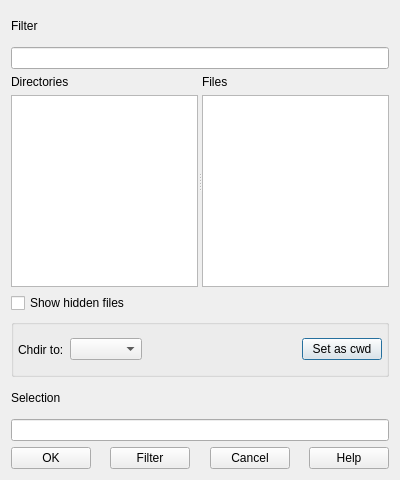
Old version of the form src/qtgui/fileselectiondialog.ui in the repository mariusal/grace.
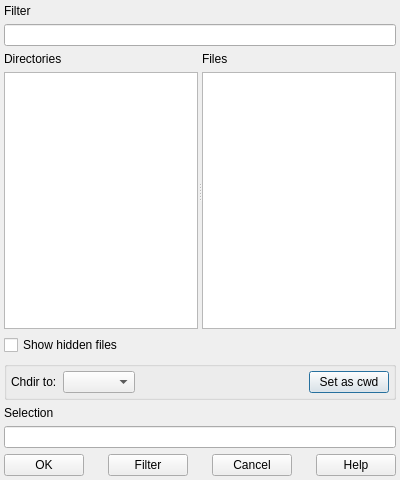
New version of the form.

Commit message: Fixed a vertical expantion bug

```diff
--- a/src/qtgui/fileselectiondialog.ui
+++ b/src/qtgui/fileselectiondialog.ui
@@ -13,8 +13,11 @@
   <property name="windowTitle">
    <string>Grace: </string>
   </property>
-  <layout class="QGridLayout" name="gridLayout">
-   <item row="0" column="0">
+  <layout class="QVBoxLayout" name="verticalLayout_5">
+   <property name="margin">
+    <number>4</number>
+   </property>
+   <item>
     <layout class="QVBoxLayout" name="verticalLayout">
      <item>
       <widget class="QLabel" name="filterLabel">
@@ -28,9 +31,18 @@
      </item>
     </layout>
    </item>
-   <item row="1" column="0">
+   <item>
     <widget class="QSplitter" name="splitter">
-     <widget class="QWidget" name="">
+     <property name="sizePolicy">
+      <sizepolicy hsizetype="Expanding" vsizetype="Expanding">
+       <horstretch>0</horstretch>
+       <verstretch>0</verstretch>
+      </sizepolicy>
+     </property>
+     <property name="orientation">
+      <enum>Qt::Horizontal</enum>
+     </property>
+     <widget class="QWidget" name="layoutWidget">
       <layout class="QVBoxLayout" name="verticalLayout_2">
        <item>
         <widget class="QLabel" name="dirLabel">
@@ -44,7 +56,7 @@
        </item>
       </layout>
      </widget>
-     <widget class="QWidget" name="">
+     <widget class="QWidget" name="layoutWidget">
       <layout class="QVBoxLayout" name="verticalLayout_3">
        <item>
         <widget class="QLabel" name="filesLabel">
@@ -60,14 +72,14 @@
      </widget>
     </widget>
    </item>
-   <item row="2" column="0">
+   <item>
     <widget class="QCheckBox" name="showHiddenFilesCheckBox">
      <property name="text">
       <string>Show hidden files</string>
      </property>
     </widget>
    </item>
-   <item row="3" column="0">
+   <item>
     <widget class="QGroupBox" name="groupBox">
      <property name="title">
       <string/>
@@ -109,7 +121,7 @@
      </layout>
     </widget>
    </item>
-   <item row="4" column="0">
+   <item>
     <layout class="QVBoxLayout" name="verticalLayout_4">
      <item>
       <widget class="QLabel" name="selectionLabel">
@@ -123,7 +135,7 @@
      </item>
     </layout>
    </item>
-   <item row="5" column="0">
+   <item>
     <layout class="QHBoxLayout" name="horizontalLayout_3">
      <item>
       <widget class="QPushButton" name="okPushButton">
```
